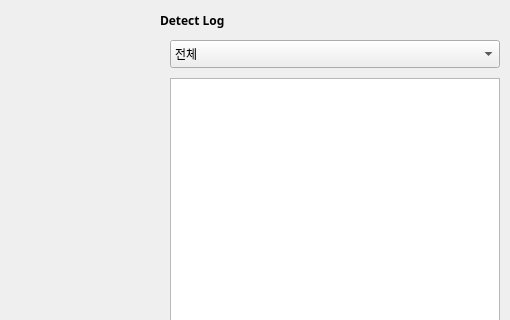
addinedu-ros-9th/deeplearning-repo-4, file gui/cctv.ui: the form before one commit; both pictures show x 740 to 1250 and y 0 to 320 of the 1250 by 850 pixel window.
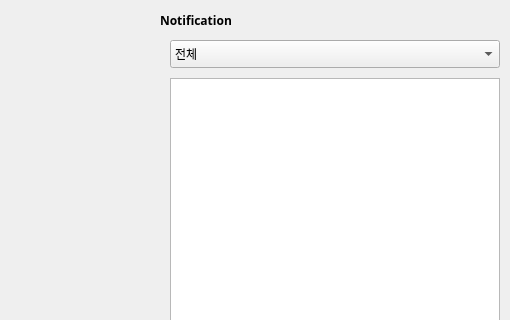
The form after the commit.

Commit message: gui - central 통신

The edit to the form file:
```diff
--- a/gui/cctv.ui
+++ b/gui/cctv.ui
@@ -76,7 +76,7 @@
     </font>
    </property>
    <property name="text">
-    <string>Detect Log</string>
+    <string>Notification</string>
    </property>
    <property name="margin">
     <number>10</number>
```
The commit also changes 6 other files.
